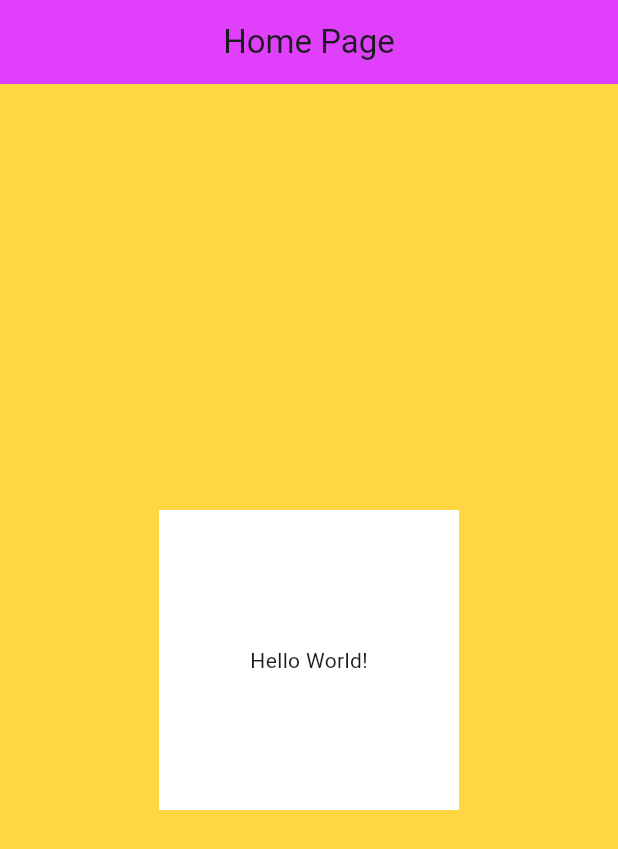
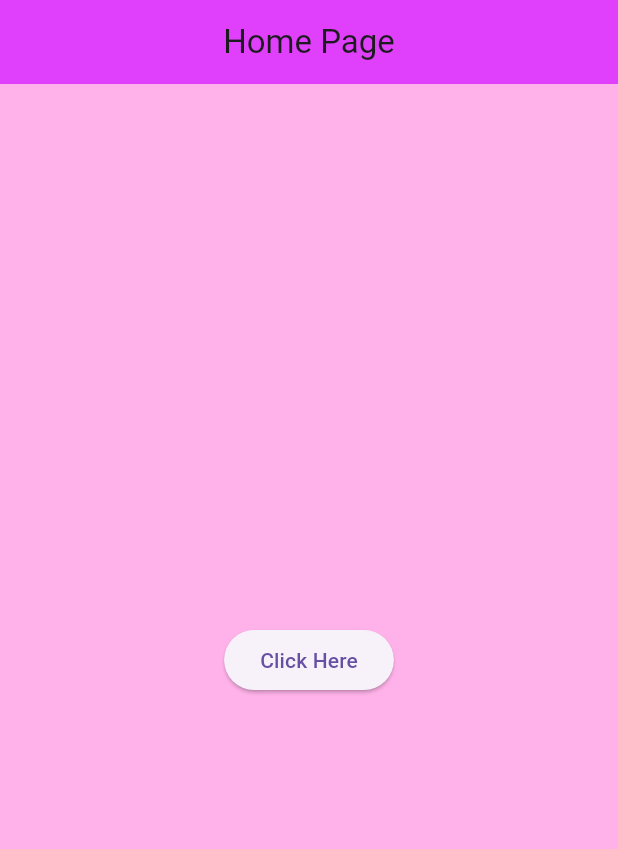
Before and after one commit to Imanmysarah/helloworld, a Flutter app: the screen it shows after launch, on a phone screen of 412 x 824 dp. Shown: the top 849 px of the screen. Run offline on Flutter 3.47's test engine with Material 3 defaults, Android fonts, the phone set to English and light mode, and no system bars.

Commit message:
Add Elevated Button

```diff
--- a/lib/main.dart
+++ b/lib/main.dart
@@ -17,7 +17,7 @@ class MyHomePage extends StatelessWidget {
   @override
   Widget build(BuildContext context) {
     return Scaffold(
-      backgroundColor: Colors.amberAccent,
+      backgroundColor: const Color.fromARGB(255, 255, 178, 233),
         appBar: AppBar(
           backgroundColor: Colors.purpleAccent,
             title: Text("Home Page"),
@@ -25,14 +25,10 @@ class MyHomePage extends StatelessWidget {
       ),
       body: Center(
         child:
-            Container(
-              width: 200,
-              height: 200,
-              color: Colors.white,
-              child: Center(
-                child: Text("Hello World!"),
-      ),
-    )
-    ),);
+            ElevatedButton(
+              onPressed: (){},
+              child:Text("Click Here"),
+      )),
+    );
   }
 }
```
